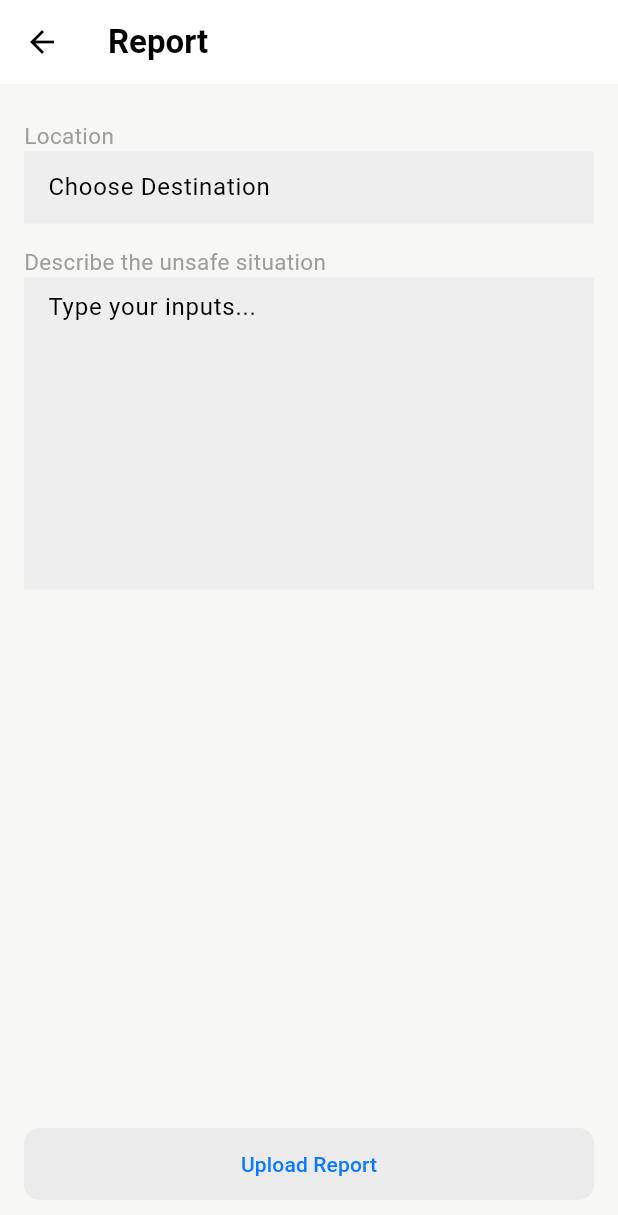
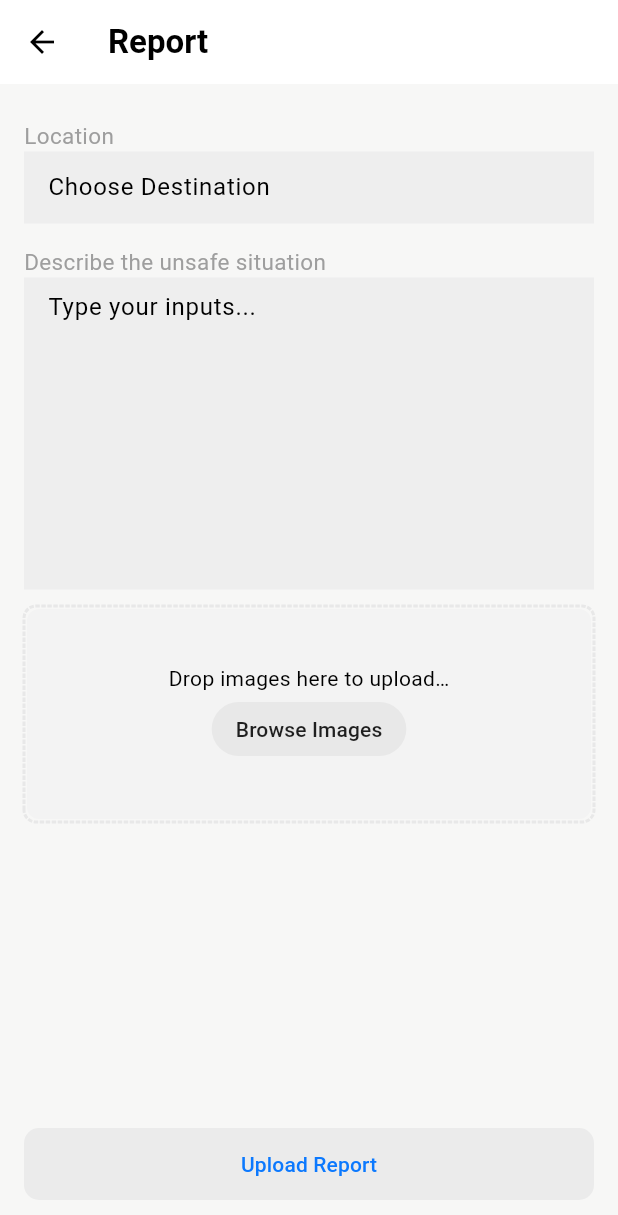
Before and after one commit to CoEAI-SmartCommute/App, a Flutter app: the ReportScreen screen opened directly, on a phone screen of 412 x 824 dp. Shown: the top 1215 px of the screen. Run offline on Flutter 3.47's test engine with Material 3 defaults, Android fonts, the light colour scheme and no system bars; drawn by our look-alikes of dotted_border; our stand-ins replace cached_network_image, cloud_firestore, device_info_plus, firebase_auth, firebase_core, flutter_dotenv and 6 more; missing offline and left inert: images_picker, sign_button; accounts and stored records are empty.

Commit message:
image add

```diff
--- a/lib/screens/report.dart
+++ b/lib/screens/report.dart
@@ -1,4 +1,9 @@
+import 'dart:io';
+import 'package:dotted_border/dotted_border.dart';
+import 'package:images_picker/images_picker.dart';
+import 'package:permission_handler/permission_handler.dart';
 import 'package:flutter/material.dart';
+import 'package:device_info_plus/device_info_plus.dart';
 
 class ReportScreen extends StatefulWidget {
   const ReportScreen({super.key});
@@ -8,6 +13,7 @@ class ReportScreen extends StatefulWidget {
 }
 
 class _ReportScreenState extends State<ReportScreen> {
+  File? _selectedImage;
   @override
   Widget build(BuildContext context) {
     return Scaffold(
@@ -54,6 +60,57 @@ class _ReportScreenState extends State<ReportScreen> {
                 hintText: 'Type your inputs...',
               ),
             ),
+            const SizedBox(
+              height: 11,
+            ),
+            DottedBorder(
+              borderType: BorderType.RRect,
+              radius: const Radius.circular(8),
+              color: const Color(0xffE8E8E8),
+              strokeWidth: 2,
+              child: (_selectedImage == null)
+                  ? Container(
+                      width: MediaQuery.of(context).size.width,
+                      height: 140,
+                      decoration: BoxDecoration(
+                          color: const Color(0xffF3F3F3),
+                          borderRadius: BorderRadius.circular(8)),
+                      child: Column(
+                        mainAxisAlignment: MainAxisAlignment.center,
+                        children: [
+                          const Text('Drop images here to upload…'),
+                          MaterialButton(
+                            elevation: 0,
+                            shape: RoundedRectangleBorder(
+                              borderRadius: BorderRadius.circular(
+                                50,
+                              ),
+                            ),
+                            color: const Color(0xffe8e8e8),
+                            onPressed: () async {
+                              final permission = await storagePermission();
+                              getImageGallery();
+                            },
+                            child: const Text('Browse Images'),
+                          )
+                        ],
+                      ),
+                    )
+                  : GestureDetector(
+                      onTap: getImageGallery,
+                      child: Center(
+                        child: ClipRRect(
+                          borderRadius: BorderRadius.circular(8),
+                          child: Image.asset(
+                            _selectedImage!.path,
+                            height: 200,
+                            width: MediaQuery.of(context).size.width,
+                            fit: BoxFit.cover,
+                          ),
+                        ),
+                      ),
+                    ),
+            ),
             const Expanded(child: SizedBox()),
             SizedBox(
               width: MediaQuery.of(context).size.width,
@@ -79,4 +136,40 @@ class _ReportScreenState extends State<ReportScreen> {
       ),
     );
   }
+
+  Future getImageGallery() async {
+    List<Media>? res = await ImagesPicker.pick(
+      count: 1,
+      pickType: PickType.image,
+    );
+    setState(() {
+      _selectedImage = File(res!.first.path);
+    });
+  }
+
+  Future<bool> storagePermission() async {
+    final DeviceInfoPlugin info = DeviceInfoPlugin();
+    final AndroidDeviceInfo androidInfo = await info.androidInfo;
+    final int androidVersion = int.parse(androidInfo.version.release);
+    bool havePermission = false;
+
+    if (androidVersion >= 13) {
+      final request = await [
+        Permission.videos,
+        Permission.photos,
+      ].request();
+
+      havePermission =
+          request.values.every((status) => status == PermissionStatus.granted);
+    } else {
+      final status = await Permission.storage.request();
+      havePermission = status.isGranted;
+    }
+
+    if (!havePermission) {
+      await openAppSettings();
+    }
+
+    return havePermission;
+  }
 }
--- a/pubspec.yaml
+++ b/pubspec.yaml
@@ -51,6 +51,10 @@ dependencies:
   animations: ^2.0.11
   weather: ^3.1.1
   geolocator: ^12.0.0
+  permission_handler: ^11.3.1
+  device_info_plus: ^10.1.0
+  images_picker: ^1.2.11
+  dotted_border: ^2.1.0
 
 dev_dependencies:
   flutter_test:
```
Also changed, not shown: pubspec.lock, 3 other files.
